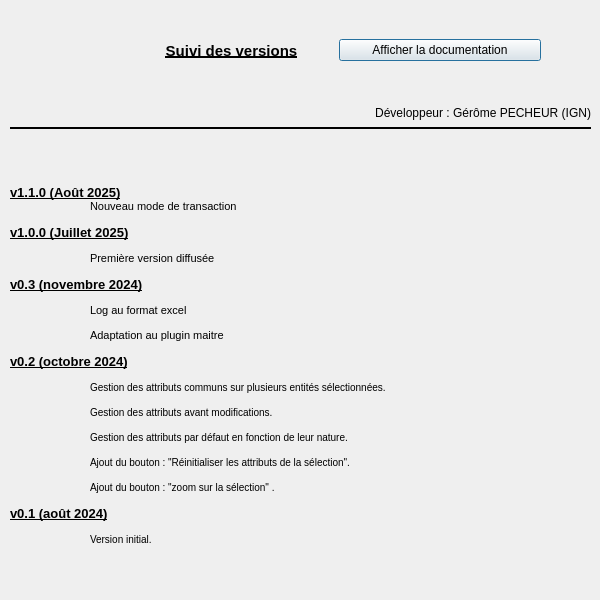
The window that aproposde.ui (IGNF/assistant-route-qgis-plugin) describes before a commit, drawn with Qt 5.
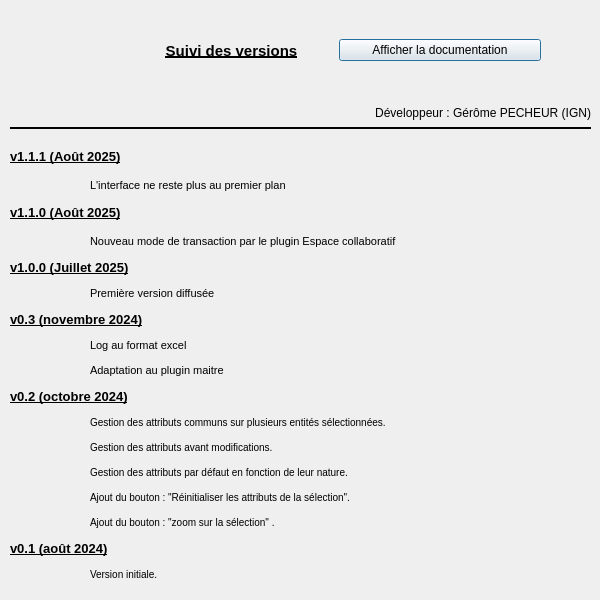
The same window after the commit. Icons and pictures are not drawn.

Commit message: modif à propos pour version 1.1.1

```diff
--- a/aproposde.ui
+++ b/aproposde.ui
@@ -86,8 +86,13 @@
 &lt;html&gt;&lt;head&gt;&lt;meta name=&quot;qrichtext&quot; content=&quot;1&quot; /&gt;&lt;style type=&quot;text/css&quot;&gt;
 p, li { white-space: pre-wrap; }
 &lt;/style&gt;&lt;/head&gt;&lt;body style=&quot; font-family:'MS Shell Dlg 2'; font-size:8pt; font-weight:400; font-style:normal;&quot;&gt;
+&lt;p style=&quot; margin-top:0px; margin-bottom:0px; margin-left:0px; margin-right:0px; -qt-block-indent:0; text-indent:0px;&quot;&gt;&lt;span style=&quot; font-size:10pt; font-weight:600; text-decoration: underline;&quot;&gt;v1.1.1 (Août 2025)&lt;/span&gt;&lt;/p&gt;
+&lt;p style=&quot;-qt-paragraph-type:empty; margin-top:0px; margin-bottom:0px; margin-left:0px; margin-right:0px; -qt-block-indent:0; text-indent:0px; font-size:10pt; font-weight:600; text-decoration: underline;&quot;&gt;&lt;br /&gt;&lt;/p&gt;
+&lt;p style=&quot; margin-top:0px; margin-bottom:0px; margin-left:0px; margin-right:0px; -qt-block-indent:0; text-indent:0px;&quot;&gt;	L'interface ne reste plus au premier plan&lt;/p&gt;
+&lt;p style=&quot;-qt-paragraph-type:empty; margin-top:0px; margin-bottom:0px; margin-left:0px; margin-right:0px; -qt-block-indent:0; text-indent:0px;&quot;&gt;&lt;br /&gt;&lt;/p&gt;
 &lt;p style=&quot; margin-top:0px; margin-bottom:0px; margin-left:0px; margin-right:0px; -qt-block-indent:0; text-indent:0px;&quot;&gt;&lt;span style=&quot; font-size:10pt; font-weight:600; text-decoration: underline;&quot;&gt;v1.1.0 (Août 2025)&lt;/span&gt;&lt;/p&gt;
-&lt;p style=&quot; margin-top:0px; margin-bottom:0px; margin-left:0px; margin-right:0px; -qt-block-indent:0; text-indent:0px;&quot;&gt;	Nouveau mode de transaction&lt;/p&gt;
+&lt;p style=&quot;-qt-paragraph-type:empty; margin-top:0px; margin-bottom:0px; margin-left:0px; margin-right:0px; -qt-block-indent:0; text-indent:0px; font-size:10pt; font-weight:600; text-decoration: underline;&quot;&gt;&lt;br /&gt;&lt;/p&gt;
+&lt;p style=&quot; margin-top:0px; margin-bottom:0px; margin-left:0px; margin-right:0px; -qt-block-indent:0; text-indent:0px;&quot;&gt;	Nouveau mode de transaction par le plugin Espace collaboratif&lt;/p&gt;
 &lt;p style=&quot; margin-top:12px; margin-bottom:12px; margin-left:0px; margin-right:0px; -qt-block-indent:0; text-indent:0px;&quot;&gt;&lt;span style=&quot; font-size:10pt; font-weight:600; text-decoration: underline;&quot;&gt;v1.0.0 (Juillet 2025)&lt;/span&gt;&lt;/p&gt;
 &lt;p style=&quot; margin-top:12px; margin-bottom:12px; margin-left:0px; margin-right:0px; -qt-block-indent:0; text-indent:0px;&quot;&gt;	Première version diffusée&lt;/p&gt;
 &lt;p style=&quot; margin-top:12px; margin-bottom:12px; margin-left:0px; margin-right:0px; -qt-block-indent:0; text-indent:0px;&quot;&gt;&lt;span style=&quot; font-size:10pt; font-weight:600; text-decoration: underline;&quot;&gt;v0.3 (novembre 2024)&lt;/span&gt;&lt;/p&gt;
@@ -100,7 +105,7 @@
 &lt;p style=&quot; margin-top:12px; margin-bottom:12px; margin-left:0px; margin-right:0px; -qt-block-indent:0; text-indent:0px;&quot;&gt;&lt;span style=&quot; font-size:7.8pt;&quot;&gt;	Ajout du bouton : &amp;quot;Réinitialiser les attributs de la sélection&amp;quot;.&lt;/span&gt;&lt;/p&gt;
 &lt;p style=&quot; margin-top:12px; margin-bottom:12px; margin-left:0px; margin-right:0px; -qt-block-indent:0; text-indent:0px;&quot;&gt;&lt;span style=&quot; font-size:7.8pt;&quot;&gt;	Ajout du bouton : &amp;quot;zoom sur la sélection&amp;quot; .&lt;/span&gt;&lt;/p&gt;
 &lt;p style=&quot; margin-top:12px; margin-bottom:12px; margin-left:0px; margin-right:0px; -qt-block-indent:0; text-indent:0px;&quot;&gt;&lt;span style=&quot; font-size:10pt; font-weight:600; text-decoration: underline;&quot;&gt;v0.1 (août 2024)&lt;/span&gt;&lt;/p&gt;
-&lt;p style=&quot; margin-top:12px; margin-bottom:12px; margin-left:0px; margin-right:0px; -qt-block-indent:0; text-indent:0px;&quot;&gt;&lt;span style=&quot; font-size:7.8pt; font-weight:600;&quot;&gt;	&lt;/span&gt;&lt;span style=&quot; font-size:7.8pt;&quot;&gt;Version initial.&lt;/span&gt;&lt;/p&gt;&lt;/body&gt;&lt;/html&gt;</string>
+&lt;p style=&quot; margin-top:12px; margin-bottom:12px; margin-left:0px; margin-right:0px; -qt-block-indent:0; text-indent:0px;&quot;&gt;&lt;span style=&quot; font-size:7.8pt; font-weight:600;&quot;&gt;	&lt;/span&gt;&lt;span style=&quot; font-size:7.8pt;&quot;&gt;Version initiale.&lt;/span&gt;&lt;/p&gt;&lt;/body&gt;&lt;/html&gt;</string>
       </property>
      </widget>
     </item>
```
